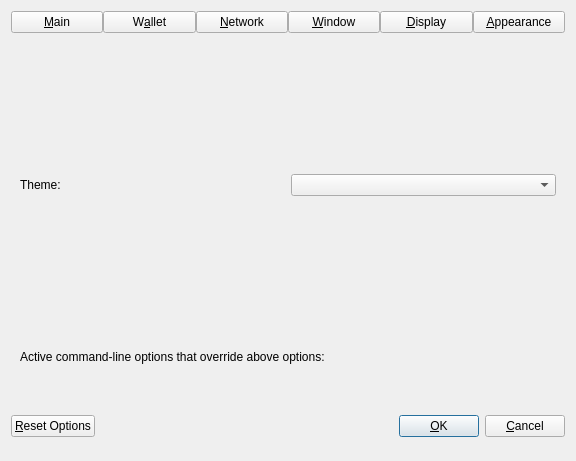
First picture: the form in src/qt/forms/optionsdialog.ui, repository xdustinface/dash, before the edit.
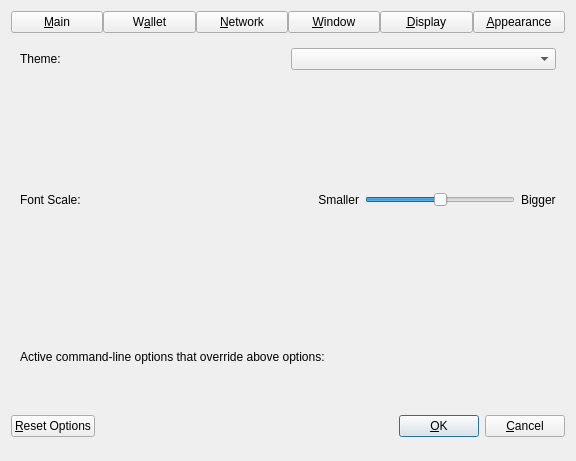
Second picture: the form after the edit. The open tabs and pages were chosen to show the change. Custom widgets are drawn as their Qt base class.

Commit message:
qt: Add "Font scale" settings to Appearance Tab of OptionsDialog
Allows to scale the font in the same way like with -font-scale.

```diff
--- a/src/qt/forms/optionsdialog.ui
+++ b/src/qt/forms/optionsdialog.ui
@@ -887,6 +887,84 @@
          </item>
         </layout>
        </item>
+       <item>
+        <layout class="QHBoxLayout" name="layoutScale">
+         <property name="topMargin">
+          <number>0</number>
+         </property>
+         <item>
+          <widget class="QLabel" name="lblFontScale">
+           <property name="text">
+            <string>Font Scale:</string>
+           </property>
+          </widget>
+         </item>
+         <item>
+          <spacer name="horizontalSpacer">
+           <property name="orientation">
+            <enum>Qt::Horizontal</enum>
+           </property>
+           <property name="sizeType">
+            <enum>QSizePolicy::Expanding</enum>
+           </property>
+           <property name="sizeHint" stdset="0">
+            <size>
+             <width>80</width>
+             <height>20</height>
+            </size>
+           </property>
+          </spacer>
+         </item>
+         <item>
+          <widget class="QLabel" name="lblSmaller">
+           <property name="text">
+            <string>Smaller</string>
+           </property>
+           <property name="alignment">
+            <set>Qt::AlignRight|Qt::AlignTrailing|Qt::AlignVCenter</set>
+           </property>
+          </widget>
+         </item>
+         <item>
+          <widget class="QSlider" name="fontScaleSlider">
+           <property name="sizePolicy">
+            <sizepolicy hsizetype="Expanding" vsizetype="Fixed">
+             <horstretch>0</horstretch>
+             <verstretch>0</verstretch>
+            </sizepolicy>
+           </property>
+           <property name="minimumSize">
+            <size>
+             <width>150</width>
+             <height>0</height>
+            </size>
+           </property>
+           <property name="maximumSize">
+            <size>
+             <width>150</width>
+             <height>16777215</height>
+            </size>
+           </property>
+           <property name="minimum">
+            <number>-30</number>
+           </property>
+           <property name="maximum">
+            <number>30</number>
+           </property>
+           <property name="orientation">
+            <enum>Qt::Horizontal</enum>
+           </property>
+          </widget>
+         </item>
+         <item>
+          <widget class="QLabel" name="lblBigger">
+           <property name="text">
+            <string>Bigger</string>
+           </property>
+          </widget>
+         </item>
+        </layout>
+       </item>
       </layout>
      </widget>
     </widget>
```
The commit also changes 5 other files.
